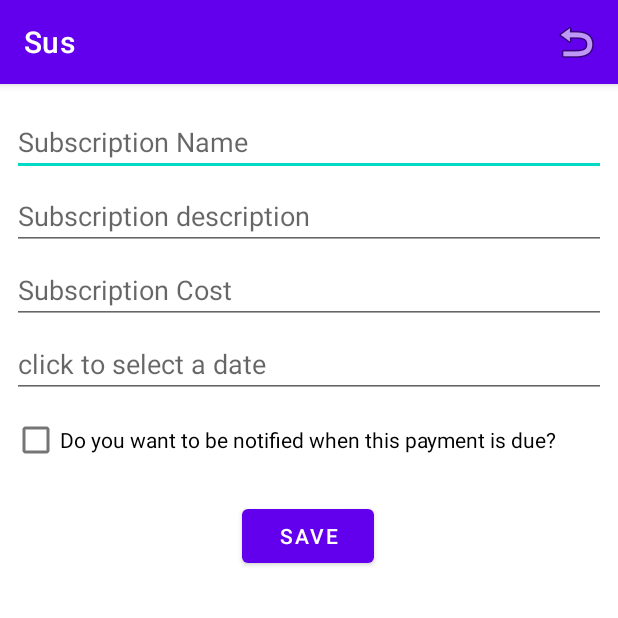
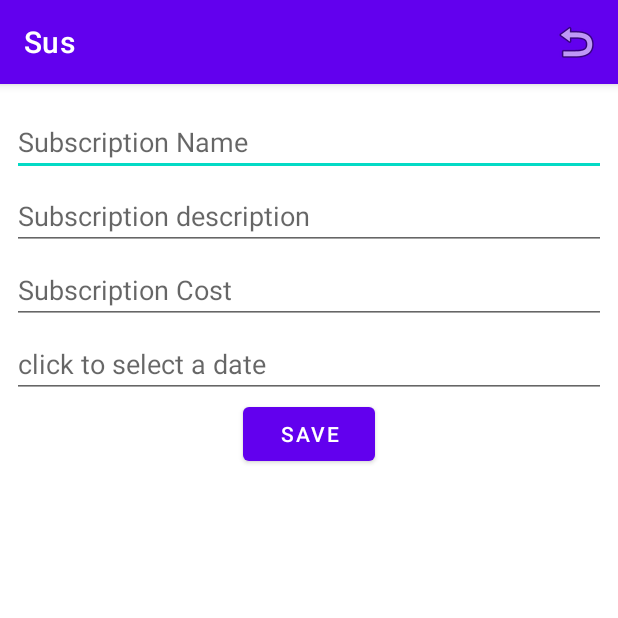
Before and after one commit to cvtc-Hunter-Bauer/2021_Sus, an Android app: the AddSub screen opened directly, with no data from a screen before it, on a phone screen of 412 x 824 dp, the top half of it. Run offline under Robolectric (Android 15) with nearby library versions, the phone set to English and light mode, and no system bars.

Commit message:
[Delivers #177745045] Added delete button to remove items from the list

```diff
--- a/Sus/app/src/main/res/layout/activity_add_sub.xml
+++ b/Sus/app/src/main/res/layout/activity_add_sub.xml
@@ -55,10 +55,9 @@
         android:layout_marginTop="4dp"
         android:ems="10"
         android:gravity="start|top"
-        android:focusable="false"
         android:hint="@string/subscription_dateFormat_hint"
         android:importantForAutofill="no"
-        android:inputType="none"
+        android:inputType="textMultiLine"
         app:layout_constraintEnd_toEndOf="@+id/text_cost"
         app:layout_constraintStart_toStartOf="@+id/text_cost"
         app:layout_constraintTop_toBottomOf="@+id/text_cost" />
@@ -67,22 +66,22 @@
         android:id="@+id/button_save"
         android:layout_width="wrap_content"
         android:layout_height="wrap_content"
-        android:layout_marginTop="16dp"
         android:text="@string/string_button_text"
+        tools:layout_editor_absoluteX="147dp"
+        tools:layout_editor_absoluteY="228dp"
         app:layout_constraintEnd_toEndOf="@+id/text_date"
-        app:layout_constraintHorizontal_bias="0.498"
         app:layout_constraintStart_toStartOf="@+id/text_date"
-        app:layout_constraintTop_toBottomOf="@+id/cbx_notification" />
+        app:layout_constraintTop_toBottomOf="@+id/text_date" />
 
-    <CheckBox
-        android:id="@+id/cbx_notification"
+    <Button
+        android:id="@+id/button_delete"
         android:layout_width="wrap_content"
         android:layout_height="wrap_content"
-        android:layout_marginStart="8dp"
-        android:layout_marginTop="4dp"
-        android:text="Do you want to be notified when this payment is due?"
-        app:layout_constraintStart_toStartOf="parent"
-        app:layout_constraintTop_toBottomOf="@+id/text_date" />
-
-
+        android:text="@string/delete_button"
+        android:layout_marginTop="20dp"
+        android:visibility="invisible"
+        android:onClick="deleteSubscription"
+        app:layout_constraintEnd_toEndOf="@+id/text_date"
+        app:layout_constraintStart_toStartOf="@+id/text_date"
+        app:layout_constraintTop_toBottomOf="@+id/button_save" />
 </androidx.constraintlayout.widget.ConstraintLayout>
--- a/Sus/app/src/main/res/values/strings.xml
+++ b/Sus/app/src/main/res/values/strings.xml
@@ -20,4 +20,5 @@
     values-round/strings.xml for round devices.
     -->
     <string name="hello_world">Hello Square World!</string>
+    <string name="delete_button">Delete</string>
 </resources>
```
Also changed, not shown: Sus/app/src/main/java/edu/cvtc/itCapstone/sus/AddSub.java (+11 -45 lines), 1 other file.
